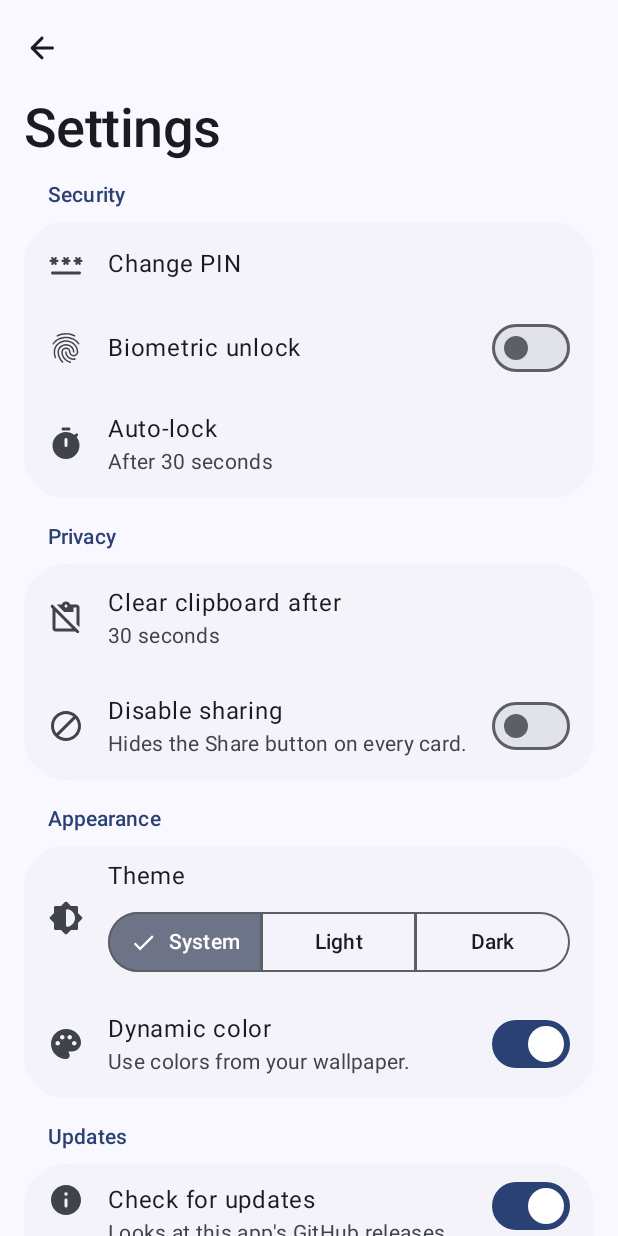
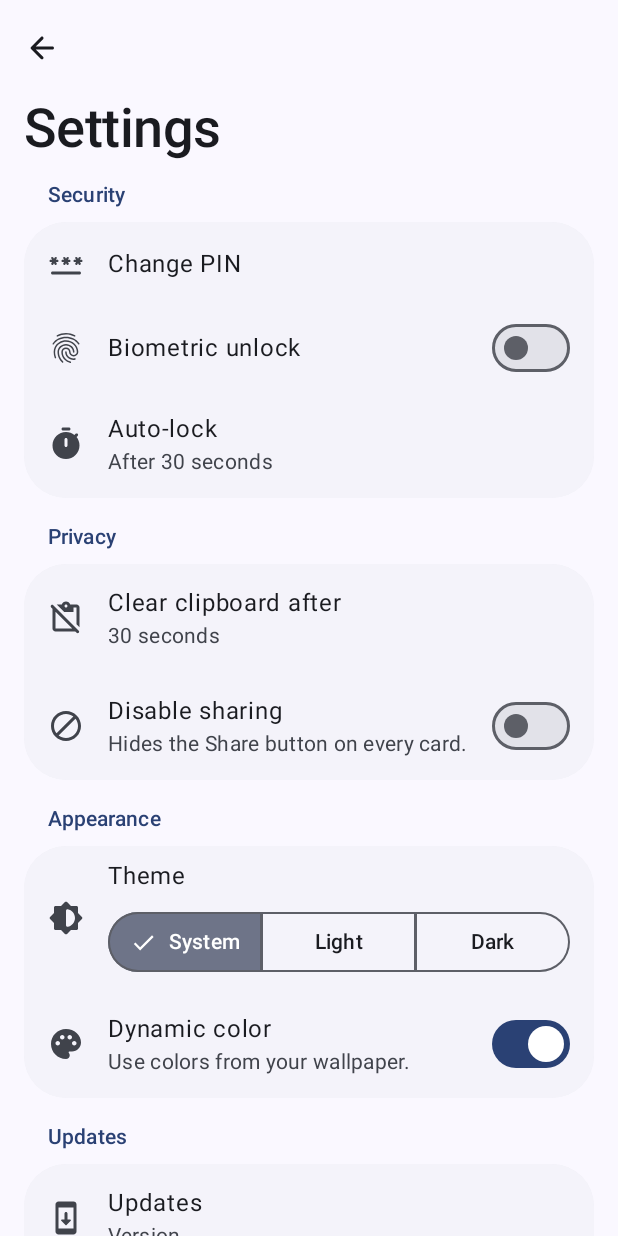
Before and after one commit to aiyu-ayaan/Clavis, an Android app built with Jetpack Compose: the composable SettingsScreen shown on its own in the app's theme, on a phone screen of 412 x 824 dp. Run offline under Robolectric (Android 15) with nearby library versions, the phone set to English and light mode, and no system bars; our stand-ins replace Dagger/Hilt's generated code, Material 3 Expressive styles (plain Material 3 is drawn); libraries missing offline, so code that uses them is left out: androidx.hilt.lifecycle.

Commit message:
feat(settings): separate Updates screen with alpha/beta/stable channel, About screen with developer section
Claude-Session: https://claude.ai/code/session_016jJVN1SrjodvpqHXvmR1fb

```diff
--- a/app/src/main/java/com/aiyu/clavis/feature/settings/SettingsScreen.kt
+++ b/app/src/main/java/com/aiyu/clavis/feature/settings/SettingsScreen.kt
@@ -11,9 +11,7 @@ import androidx.compose.foundation.layout.padding
 import androidx.compose.foundation.selection.selectable
 import androidx.compose.foundation.selection.toggleable
 import androidx.compose.material.icons.Icons
-import androidx.compose.material.icons.rounded.AccountBalance
 import androidx.compose.material.icons.rounded.Brightness6
-import androidx.compose.material.icons.rounded.CloudOff
 import androidx.compose.material.icons.rounded.ContentPasteOff
 import androidx.compose.material.icons.rounded.DeleteForever
 import androidx.compose.material.icons.rounded.Fingerprint
@@ -21,6 +19,7 @@ import androidx.compose.material.icons.rounded.Info
 import androidx.compose.material.icons.rounded.Palette
 import androidx.compose.material.icons.rounded.Password
 import androidx.compose.material.icons.rounded.Block
+import androidx.compose.material.icons.rounded.SystemUpdate
 import androidx.compose.material.icons.rounded.Timer
 import androidx.compose.material3.AlertDialog
 import androidx.compose.material3.Icon
@@ -102,7 +101,7 @@ class SettingsViewModel @Inject constructor(
 
 /** Settings (screen 9): Security, Privacy, Appearance, About. */
 @Composable
-fun SettingsScreen(onBack: () -> Unit, onChangePin: () -> Unit, vm: SettingsViewModel = hiltViewModel()) {
+fun SettingsScreen(onBack: () -> Unit, onChangePin: () -> Unit, onUpdates: () -> Unit, onAbout: () -> Unit, vm: SettingsViewModel = hiltViewModel()) {
     val s by vm.settings.collectAsStateWithLifecycle()
     val context = LocalContext.current
     val activity = LocalActivity.current as FragmentActivity
@@ -163,12 +162,9 @@ fun SettingsScreen(onBack: () -> Unit, onChangePin: () -> Unit, vm: SettingsView
             }
         }
         Spacer(Modifier.height(16.dp))
-        UpdatesGroup(s.updatesEnabled, onEnabled = { on -> vm.update { it.copy(updatesEnabled = on) } })
-        Spacer(Modifier.height(16.dp))
-        Group(stringResource(R.string.settings_section_about)) {
-            Row(Icons.Rounded.Info, stringResource(R.string.app_name), stringResource(R.string.settings_version, BuildConfig.VERSION_NAME))
-            Row(Icons.Rounded.CloudOff, stringResource(R.string.settings_no_internet), stringResource(R.string.settings_no_internet_body))
-            Row(Icons.Rounded.AccountBalance, stringResource(R.string.settings_bin_data), stringResource(R.string.settings_bin_data_body))
+        Group(stringResource(R.string.settings_section_updates)) {
+            Row(Icons.Rounded.SystemUpdate, stringResource(R.string.settings_section_updates), stringResource(R.string.settings_version, BuildConfig.VERSION_NAME), onClick = onUpdates)
+            Row(Icons.Rounded.Info, stringResource(R.string.settings_section_about), stringResource(R.string.settings_about_body), onClick = onAbout)
         }
         Spacer(Modifier.height(16.dp))
         Group(stringResource(R.string.settings_section_danger)) {
@@ -215,7 +211,7 @@ private fun clipboardLabel(sec: Int) = stringResource(
 )
 
 @Composable
-private fun Row(icon: ImageVector, title: String, value: String? = null, onClick: (() -> Unit)? = null) {
+internal fun Row(icon: ImageVector, title: String, value: String? = null, onClick: (() -> Unit)? = null) {
     ListItem(
         headlineContent = { Text(title) },
         supportingContent = value?.let { { Text(it) } },
@@ -226,7 +222,7 @@ private fun Row(icon: ImageVector, title: String, value: String? = null, onClick
 }
 
 @Composable
-private fun ToggleRow(icon: ImageVector, title: String, body: String?, checked: Boolean, enabled: Boolean = true, onChange: (Boolean) -> Unit) {
+internal fun ToggleRow(icon: ImageVector, title: String, body: String?, checked: Boolean, enabled: Boolean = true, onChange: (Boolean) -> Unit) {
     ListItem(
         headlineContent = { Text(title) },
         supportingContent = body?.let { { Text(it) } },
@@ -262,24 +258,3 @@ private fun <T> ChoiceDialog(title: String, choices: List<T>, selected: T, label
         confirmButton = { TextButton(onClick = onDismiss) { Text(stringResource(R.string.action_cancel)) } },
     )
 }
-
-@Composable
-private fun UpdatesGroup(enabled: Boolean, onEnabled: (Boolean) -> Unit, vm: com.aiyu.clavis.update.UpdateViewModel = hiltViewModel()) {
-    val state by vm.state.collectAsStateWithLifecycle()
-    val scope = rememberCoroutineScope()
-    Group(stringResource(R.string.settings_section_updates)) {
-        ToggleRow(Icons.Rounded.Info, stringResource(R.string.settings_updates_auto), stringResource(R.string.settings_updates_auto_body), enabled, onChange = onEnabled)
-        ListItem(
-            headlineContent = { Text(com.aiyu.clavis.update.updateStatusText(state) ?: stringResource(R.string.settings_version, BuildConfig.VERSION_NAME)) },
-            trailingContent = {
-                Column(horizontalAlignment = Alignment.End) {
-                    com.aiyu.clavis.update.UpdateActions(state, vm)
-                    TextButton(onClick = { scope.launch { vm.updater.check(manual = true) } }, enabled = state !is com.aiyu.clavis.update.UpdateState.Checking && state !is com.aiyu.clavis.update.UpdateState.Downloading) {
-                        Text(stringResource(R.string.update_check))
-                    }
-                }
-            },
-            colors = ListItemDefaults.colors(containerColor = MaterialTheme.colorScheme.surfaceContainerLow),
-        )
-    }
-}
--- a/app/src/main/java/com/aiyu/clavis/update/AppUpdater.kt
+++ b/app/src/main/java/com/aiyu/clavis/update/AppUpdater.kt
@@ -44,7 +44,7 @@ class AppUpdater @Inject constructor(
     private val downloads = File(context.cacheDir, "updates")
     private val _state = MutableStateFlow<UpdateState>(UpdateState.Idle)
     val state: StateFlow<UpdateState> = _state.asStateFlow()
-    private val installed: Version? by lazy { Version.parse(BuildConfig.VERSION_NAME.removeSuffix("-dev")) }
+    val installed: Version? by lazy { Version.parse(BuildConfig.VERSION_NAME.removeSuffix("-dev")) }
 
     /** [manual] is the Check button: it reports "up to date" and ignores the setting and the hourly gap. */
     suspend fun check(manual: Boolean = false): UpdateState = withContext(Dispatchers.IO) {
@@ -57,7 +57,7 @@ class AppUpdater @Inject constructor(
             val c = open(Releases.API)
             try {
                 if (c.responseCode !in 200..299) error(context.getString(R.string.update_err_github, c.responseCode))
-                val pick = Releases.pick(Releases.parse(c.inputStream.bufferedReader().use { it.readText() }), installed)
+                val pick = Releases.pick(Releases.parse(c.inputStream.bufferedReader().use { it.readText() }), installed, s.updateChannel.takeIf { it >= 0 })
                 val apk = pick?.let(Releases::apkFor)
                 if (pick == null || apk == null) UpdateState.UpToDate else UpdateState.Available(pick, apk)
             } finally { c.disconnect() }
--- a/core/src/main/java/com/aiyu/clavis/core/settings/SettingsStore.kt
+++ b/core/src/main/java/com/aiyu/clavis/core/settings/SettingsStore.kt
@@ -24,6 +24,8 @@ data class Settings(
     val neverShare: Boolean = false,
     val updatesEnabled: Boolean = true,
     val updateLastChecked: Long = 0,
+    /** Minimum release stage to offer (Version.ALPHA/BETA/STABLE); -1 follows the installed build. */
+    val updateChannel: Int = -1,
     val homeLayout: CardLayout = CardLayout.CARDS,
     val homeGrouping: CardGrouping = CardGrouping.NONE,
 ) {
@@ -44,6 +46,7 @@ class SettingsStore(private val context: Context) {
         val neverShare = booleanPreferencesKey("never_share")
         val updates = booleanPreferencesKey("updates_enabled")
         val updateChecked = longPreferencesKey("update_last_checked")
+        val updateChannel = intPreferencesKey("update_channel")
         val homeLayout = stringPreferencesKey("home_layout")
         val homeGrouping = stringPreferencesKey("home_grouping")
     }
@@ -60,6 +63,7 @@ class SettingsStore(private val context: Context) {
             prefs[K.neverShare] = s.neverShare
             prefs[K.updates] = s.updatesEnabled
             prefs[K.updateChecked] = s.updateLastChecked
+            prefs[K.updateChannel] = s.updateChannel
             prefs[K.homeLayout] = s.homeLayout.name
             prefs[K.homeGrouping] = s.homeGrouping.name
         }
@@ -77,6 +81,7 @@ class SettingsStore(private val context: Context) {
         neverShare = this[K.neverShare] ?: false,
         updatesEnabled = this[K.updates] ?: true,
         updateLastChecked = this[K.updateChecked] ?: 0,
+        updateChannel = this[K.updateChannel] ?: -1,
         homeLayout = this[K.homeLayout]?.let { runCatching { CardLayout.valueOf(it) }.getOrNull() } ?: CardLayout.CARDS,
         homeGrouping = this[K.homeGrouping]?.let { runCatching { CardGrouping.valueOf(it) }.getOrNull() } ?: CardGrouping.NONE,
     )
```
Also changed, not shown: app/src/main/java/com/aiyu/clavis/feature/settings/UpdatesAboutScreens.kt (added, +166 -0 lines), app/src/main/java/com/aiyu/clavis/ui/ClavisNavHost.kt (+15 -1 lines), core/src/main/java/com/aiyu/clavis/core/update/Releases.kt (+6 -3 lines), ui-common/src/main/res/values/strings.xml (+13 -0 lines), 2 other files.
